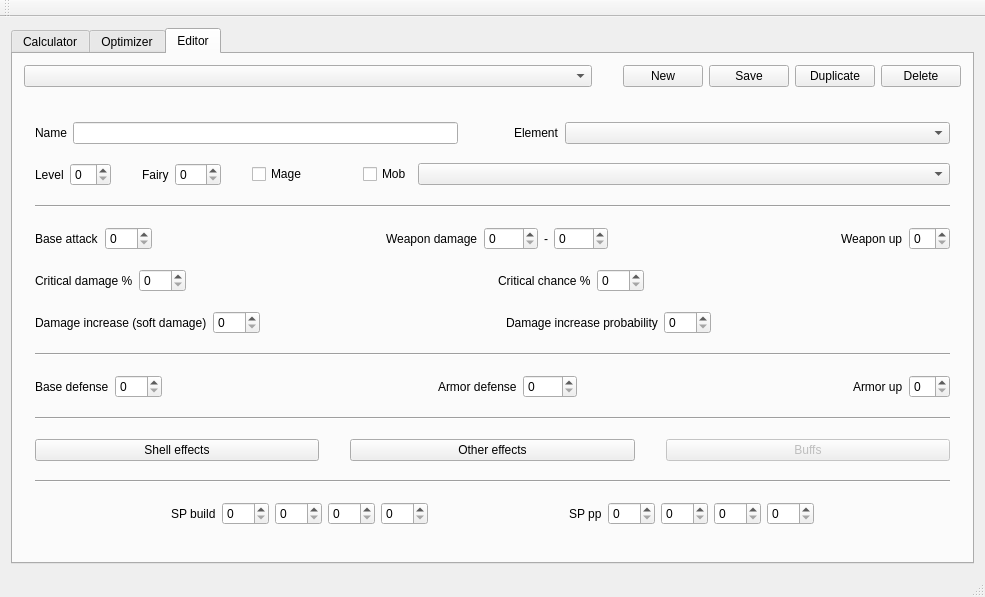
Qt form gui/main_window.ui (Gilgames000/nos-damage) before a commit.
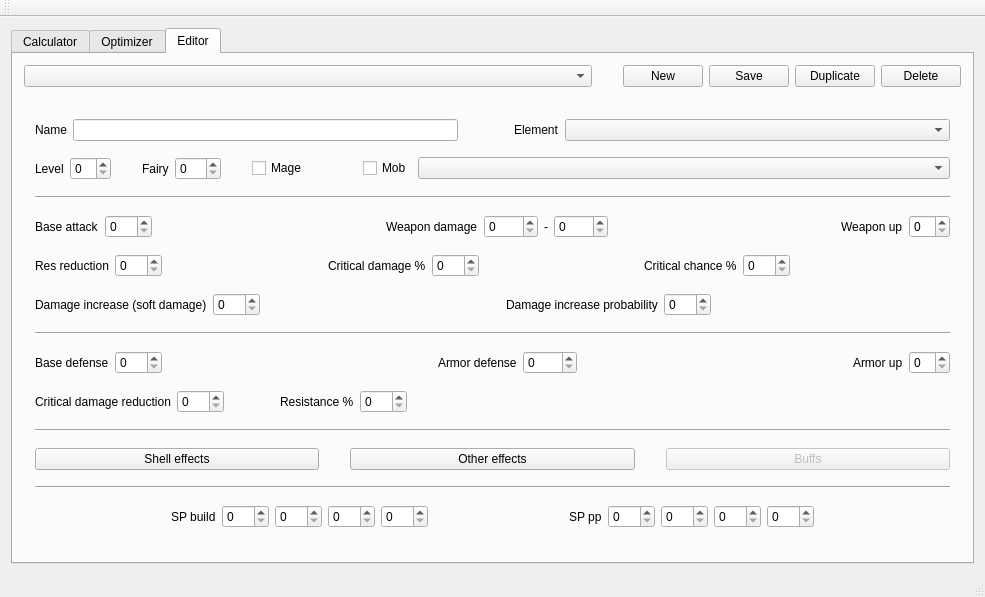
The same form after that commit.

Commit message: Add missing fields to display_editor_entity

Diff of the .ui file:
```diff
--- a/gui/main_window.ui
+++ b/gui/main_window.ui
@@ -1500,6 +1500,48 @@
               </item>
               <item>
                <layout class="QHBoxLayout" name="horizontalLayout_25">
+                <item>
+                 <widget class="QLabel" name="label_53">
+                  <property name="sizePolicy">
+                   <sizepolicy hsizetype="Maximum" vsizetype="Preferred">
+                    <horstretch>0</horstretch>
+                    <verstretch>0</verstretch>
+                   </sizepolicy>
+                  </property>
+                  <property name="text">
+                   <string>Res reduction</string>
+                  </property>
+                 </widget>
+                </item>
+                <item>
+                 <widget class="QSpinBox" name="sb_res_reduction">
+                  <property name="sizePolicy">
+                   <sizepolicy hsizetype="Maximum" vsizetype="Fixed">
+                    <horstretch>0</horstretch>
+                    <verstretch>0</verstretch>
+                   </sizepolicy>
+                  </property>
+                  <property name="maximum">
+                   <number>200</number>
+                  </property>
+                 </widget>
+                </item>
+                <item>
+                 <spacer name="horizontalSpacer_65">
+                  <property name="orientation">
+                   <enum>Qt::Horizontal</enum>
+                  </property>
+                  <property name="sizeType">
+                   <enum>QSizePolicy::MinimumExpanding</enum>
+                  </property>
+                  <property name="sizeHint" stdset="0">
+                   <size>
+                    <width>20</width>
+                    <height>20</height>
+                   </size>
+                  </property>
+                 </spacer>
+                </item>
                 <item>
                  <widget class="QLabel" name="label_48">
                   <property name="sizePolicy">
@@ -1522,7 +1564,7 @@
                    </sizepolicy>
                   </property>
                   <property name="maximum">
-                   <number>200</number>
+                   <number>500</number>
                   </property>
                  </widget>
                 </item>
@@ -1801,6 +1843,100 @@
                 </item>
                </layout>
               </item>
+              <item>
+               <layout class="QHBoxLayout" name="horizontalLayout_32">
+                <property name="sizeConstraint">
+                 <enum>QLayout::SetDefaultConstraint</enum>
+                </property>
+                <property name="rightMargin">
+                 <number>0</number>
+                </property>
+                <item>
+                 <widget class="QLabel" name="label_66">
+                  <property name="sizePolicy">
+                   <sizepolicy hsizetype="Maximum" vsizetype="Preferred">
+                    <horstretch>0</horstretch>
+                    <verstretch>0</verstretch>
+                   </sizepolicy>
+                  </property>
+                  <property name="text">
+                   <string>Critical damage reduction</string>
+                  </property>
+                 </widget>
+                </item>
+                <item>
+                 <widget class="QSpinBox" name="sb_crit_dmg_reduction">
+                  <property name="sizePolicy">
+                   <sizepolicy hsizetype="Maximum" vsizetype="Fixed">
+                    <horstretch>0</horstretch>
+                    <verstretch>0</verstretch>
+                   </sizepolicy>
+                  </property>
+                  <property name="maximum">
+                   <number>500</number>
+                  </property>
+                 </widget>
+                </item>
+                <item>
+                 <spacer name="horizontalSpacer_70">
+                  <property name="orientation">
+                   <enum>Qt::Horizontal</enum>
+                  </property>
+                  <property name="sizeType">
+                   <enum>QSizePolicy::Maximum</enum>
+                  </property>
+                  <property name="sizeHint" stdset="0">
+                   <size>
+                    <width>50</width>
+                    <height>20</height>
+                   </size>
+                  </property>
+                 </spacer>
+                </item>
+                <item>
+                 <widget class="QLabel" name="label_65">
+                  <property name="sizePolicy">
+                   <sizepolicy hsizetype="Maximum" vsizetype="Preferred">
+                    <horstretch>0</horstretch>
+                    <verstretch>0</verstretch>
+                   </sizepolicy>
+                  </property>
+                  <property name="text">
+                   <string>Resistance %</string>
+                  </property>
+                 </widget>
+                </item>
+                <item>
+                 <widget class="QSpinBox" name="sb_res">
+                  <property name="sizePolicy">
+                   <sizepolicy hsizetype="Maximum" vsizetype="Fixed">
+                    <horstretch>0</horstretch>
+                    <verstretch>0</verstretch>
+                   </sizepolicy>
+                  </property>
+                  <property name="maximum">
+                   <number>500</number>
+                  </property>
+                 </widget>
+                </item>
+                <item>
+                 <spacer name="horizontalSpacer_71">
+                  <property name="orientation">
+                   <enum>Qt::Horizontal</enum>
+                  </property>
+                  <property name="sizeType">
+                   <enum>QSizePolicy::MinimumExpanding</enum>
+                  </property>
+                  <property name="sizeHint" stdset="0">
+                   <size>
+                    <width>25</width>
+                    <height>20</height>
+                   </size>
+                  </property>
+                 </spacer>
+                </item>
+               </layout>
+              </item>
               <item>
                <widget class="Line" name="line_4">
                 <property name="orientation">
```
Left out of the diff: 122 changed lines with no effect on the pictures. The commit also changes 2 other files.
